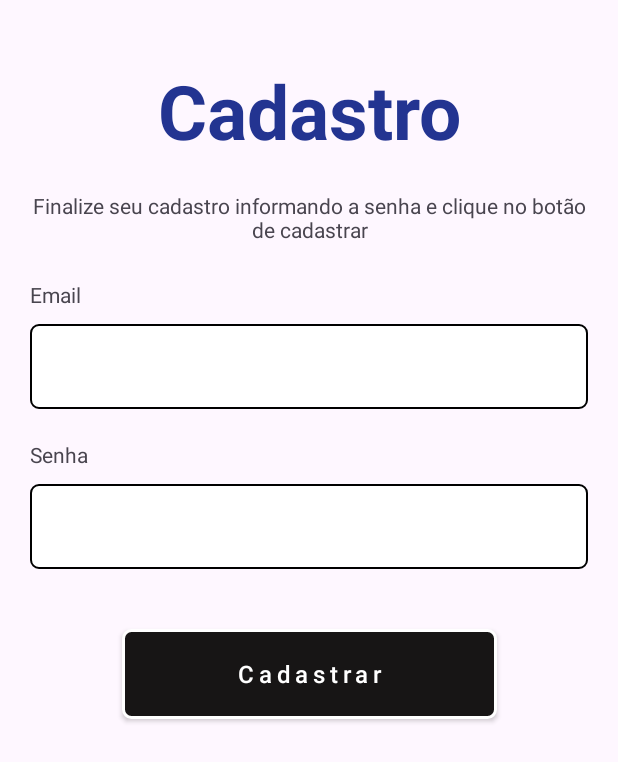
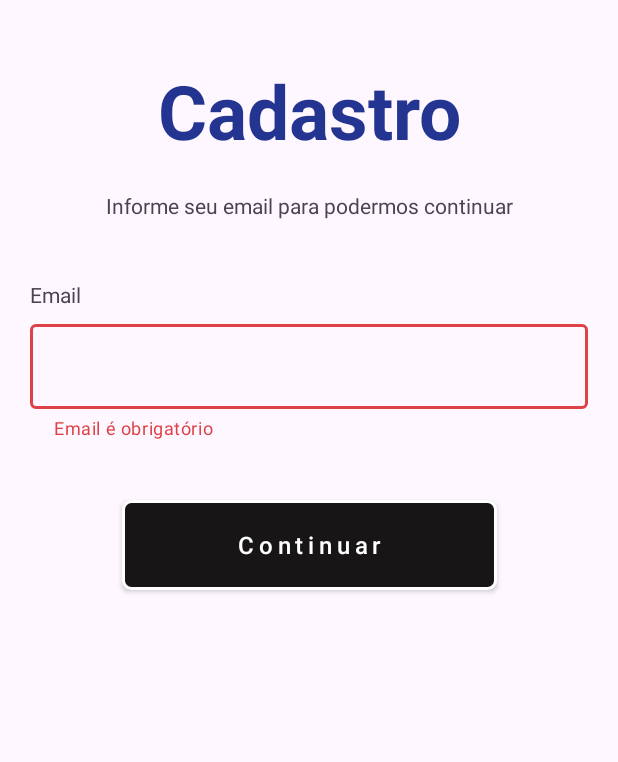
Before and after one commit to guihroch/MovieApp, an Android app: the CadastroPage screen opened directly, with no data from a screen before it, after a tap on "Continuar", on a phone screen of 412 x 824 dp. Shown: the top 762 px of the screen. Run offline under Robolectric (Android 15) with nearby library versions, the phone set to English and light mode, and no system bars.

Commit message:
2 commit

```diff
--- a/app/src/main/AndroidManifest.xml
+++ b/app/src/main/AndroidManifest.xml
@@ -1,6 +1,9 @@
 <?xml version="1.0" encoding="utf-8"?>
 <manifest xmlns:android="http://schemas.android.com/apk/res/android"
     xmlns:tools="http://schemas.android.com/tools">
+
+    <uses-permission android:name="android.permission.INTERNET" />
+
 
     <application
         android:allowBackup="true"
@@ -12,6 +15,9 @@
         android:supportsRtl="true"
         android:theme="@style/Theme.MovieApp"
         tools:targetApi="31">
+        <activity
+            android:name=".activities.HomePage"
+            android:exported="false" />
         <activity
             android:name=".activities.CadastroPage"
             android:exported="false" />
--- a/app/src/main/java/com/example/movieapp/activities/CadastroPage.kt
+++ b/app/src/main/java/com/example/movieapp/activities/CadastroPage.kt
@@ -9,12 +9,13 @@ import android.os.Looper
 import android.view.LayoutInflater
 import android.view.View
 import android.widget.Toast
+import androidx.core.view.isEmpty
 import com.example.movieapp.MainActivity
 import com.example.movieapp.R
 import com.example.movieapp.databinding.ActivityCadastroPageBinding
 
 class CadastroPage : AppCompatActivity() {
-    private lateinit var binding:ActivityCadastroPageBinding
+    private lateinit var binding: ActivityCadastroPageBinding
     override fun onCreate(savedInstanceState: Bundle?) {
         binding = ActivityCadastroPageBinding.inflate(layoutInflater)
         super.onCreate(savedInstanceState)
@@ -22,51 +23,43 @@ class CadastroPage : AppCompatActivity() {
         window.statusBarColor = Color.parseColor("#FF000000")
 
         binding.buttonContinuar.setOnClickListener {
-           logicaProgressBarCadastro()
+            validarEmailCadastro()
         }
 
         binding.buttonCadastrar.setOnClickListener {
             //Finalizar com toast customizada
             //Retornar automaticamente para a loginPage
-            binding.containerProgressbar.visibility = View.VISIBLE
-            binding.buttonCadastrar.visibility = View.GONE
-            Handler(Looper.getMainLooper()).postDelayed({
-                binding.containerProgressbar.visibility = View.GONE
-                binding.buttonCadastrar.visibility = View.VISIBLE
-                customToastError()
-            },2000)
+         autenticarCadastro()
         }
 
 
     }
 
-    private fun logicaProgressBarCadastro(){
-        //Corrigir o Nome da função
-        binding.textFinalizeSeuCadastro.visibility = View.VISIBLE
-        binding.textInformeEmail.visibility = View.INVISIBLE
+    private fun logicaProgressBarCadastro() {
+        binding.textInformeEmail.text = "Finalize seu cadastro informando a senha e clique no botão de cadastrar"
         binding.textSenha.visibility = View.VISIBLE
         binding.editTextSenha.visibility = View.VISIBLE
         binding.buttonContinuar.visibility = View.GONE
         binding.buttonCadastrar.visibility = View.VISIBLE
+    }
 
-
-    }
-    private fun toLoginPage(){
+    private fun toLoginPage() {
         val intent = Intent(this, MainActivity::class.java)
         startActivity(intent)
         finish()
     }
 
-    fun toastSucesso(){
+    private fun toastSucesso() {
         //Fazer toast erro
-        val view = LayoutInflater.from(this).inflate(R.layout.toast_customizada_sucesso, null, false)
+        val view =
+            LayoutInflater.from(this).inflate(R.layout.toast_customizada_sucesso, null, false)
         val toastSucesso = Toast(this)
         toastSucesso.view = view
         toastSucesso.duration = Toast.LENGTH_SHORT
         toastSucesso.show()
     }
 
-    fun customToastError(){
+    fun customToastError() {
         val view = LayoutInflater.from(this).inflate(R.layout.toast_customizada_error, null, false)
         val toastErro = Toast(this)
         toastErro.view = view
@@ -74,4 +67,36 @@ class CadastroPage : AppCompatActivity() {
         toastErro.show()
     }
 
+    private fun validarEmailCadastro() {
+        val email = binding.editEmail.text.toString()
+        if (email.isEmpty()) {
+            binding.editTextEmail.helperText = "Email é obrigatório"
+            binding.editTextEmail.boxStrokeColor = Color.parseColor("#DD4247")
+            Handler(Looper.getMainLooper()).postDelayed({
+                binding.editTextEmail.helperText = ""
+                binding.editTextEmail.boxStrokeColor = Color.parseColor("#171515")
+            },2000)
+        } else {
+            logicaProgressBarCadastro()
+        }
+    }
+
+    private fun autenticarCadastro(){
+        val senha = binding.editSenha.text.toString()
+        if (senha.isEmpty()){
+            binding.editTextSenha.helperText = "Senha é obrigatório"
+            binding.editTextSenha.boxStrokeColor = Color.parseColor("#DD4247")
+
+
+        } else {
+            binding.containerProgressbar.visibility = View.VISIBLE
+            binding.buttonCadastrar.visibility = View.GONE
+            Handler(Looper.getMainLooper()).postDelayed({
+                binding.containerProgressbar.visibility = View.GONE
+                binding.buttonCadastrar.visibility = View.VISIBLE
+                toastSucesso()
+            }, 2000)
+        }
+    }
+
 }
--- a/app/src/main/res/drawable/background_toast_sucesso.xml
+++ b/app/src/main/res/drawable/background_toast_sucesso.xml
@@ -4,7 +4,7 @@
     <solid android:color="@color/white" />
     <corners android:radius="30dp" />
     <stroke
-        android:width="2dp"
+        android:width="1dp"
         android:color="#28AE25" />
 
 </shape>
--- a/app/src/main/res/layout/activity_cadastro_page.xml
+++ b/app/src/main/res/layout/activity_cadastro_page.xml
@@ -24,10 +24,12 @@
 
     <TextView
         android:id="@+id/text_informe_email"
-        android:layout_width="wrap_content"
+        android:layout_width="match_parent"
         android:layout_height="wrap_content"
         android:layout_gravity="center"
+        android:gravity="center"
         android:layout_marginTop="20dp"
+        android:layout_marginHorizontal="20dp"
         android:text="Informe seu email para podermos continuar"
         android:visibility="visible"
         android:textSize="14sp"
@@ -35,19 +37,6 @@
         app:layout_constraintStart_toStartOf="parent"
         app:layout_constraintTop_toBottomOf="@id/text_cadastrar" />
 
-    <TextView
-        android:id="@+id/text_finalize_seu_cadastro"
-        android:layout_marginTop="20dp"
-        android:visibility="invisible"
-        android:layout_marginHorizontal="20dp"
-        android:text="Finalize seu cadastro informando a senha e clique no botão de cadastrar"
-        android:gravity="center"
-        android:textSize="14sp"
-        app:layout_constraintEnd_toEndOf="parent"
-        app:layout_constraintStart_toStartOf="parent"
-        app:layout_constraintTop_toBottomOf="@id/text_cadastrar"
-        android:layout_width="match_parent"
-        android:layout_height="wrap_content"/>
 
 
     <TextView
@@ -66,14 +55,19 @@
         style="@style/Background_text_input_layout"
         android:layout_marginTop="10dp"
         app:helperTextEnabled="true"
+        app:helperTextTextColor="#DD4247"
+        app:boxStrokeErrorColor="#DD4247"
+        app:boxStrokeWidth="1dp"
         app:errorEnabled="true"
         app:layout_constraintEnd_toEndOf="parent"
         app:layout_constraintStart_toStartOf="parent"
         app:layout_constraintTop_toBottomOf="@id/text_email">
 
         <com.google.android.material.textfield.TextInputEditText
+            android:maxLines="1"
+            android:id="@+id/edit_email"
             style="@style/Background_text_input_edit_text"
-            android:background="@drawable/background_edit_text" />
+            />
     </com.google.android.material.textfield.TextInputLayout>
 
     <TextView
@@ -92,13 +86,20 @@
         style="@style/Background_text_input_layout"
         android:layout_marginTop="10dp"
         android:visibility="gone"
+        app:helperTextEnabled="true"
+        app:helperTextTextColor="#DD4247"
+        app:boxStrokeErrorColor="#DD4247"
+        app:boxStrokeWidth="1dp"
+        app:errorEnabled="true"
         app:layout_constraintEnd_toEndOf="parent"
         app:layout_constraintStart_toStartOf="parent"
         app:layout_constraintTop_toBottomOf="@id/text_senha">
 
         <com.google.android.material.textfield.TextInputEditText
+            android:maxLines="1"
+android:id="@+id/edit_senha"
             style="@style/Background_text_input_edit_text"
-            android:background="@drawable/background_edit_text" />
+             />
     </com.google.android.material.textfield.TextInputLayout>
 
     <androidx.appcompat.widget.AppCompatButton
--- a/app/src/main/res/layout/toast_customizada_error.xml
+++ b/app/src/main/res/layout/toast_customizada_error.xml
@@ -3,7 +3,7 @@
     android:orientation="horizontal"
     android:layout_width="match_parent"
     android:background="@drawable/background_toast_erro"
-    android:layout_height="40dp">
+    android:layout_height="60dp">
 
     <ImageView
         android:layout_marginStart="15dp"
--- a/app/src/main/res/values/themes.xml
+++ b/app/src/main/res/values/themes.xml
@@ -3,6 +3,8 @@
     <style name="Base.Theme.MovieApp" parent="Theme.Material3.DayNight.NoActionBar">
         <!-- Customize your light theme here. -->
         <!-- <item name="colorPrimary">@color/my_light_primary</item> -->
+        <item name="colorPrimary">#171515</item>
+        <item name="colorSecondary">#DD4247</item>
     </style>
 
     <style name="Theme.MovieApp" parent="Base.Theme.MovieApp" />
```
Also changed, not shown: app/build.gradle.kts (+7 -0 lines), app/src/main/java/com/example/movieapp/MainActivity.kt (+7 -2 lines), app/src/main/java/com/example/movieapp/activities/HomePage.kt (added, +70 -0 lines), app/src/main/java/com/example/movieapp/adapter/AdapterCategoria.kt (added, +41 -0 lines), app/src/main/java/com/example/movieapp/adapter/AdapterFilme.kt (added, +32 -0 lines), app/src/main/java/com/example/movieapp/api/RetrofitService.kt (added, +10 -0 lines), app/src/main/java/com/example/movieapp/model/Categoria.kt (added, +17 -0 lines), app/src/main/res/layout/activity_home_page.xml (added, +39 -0 lines), app/src/main/res/layout/item_categoria.xml (added, +22 -0 lines), app/src/main/res/layout/item_filme.xml (added, +13 -0 lines), app/src/main/res/layout/toast_customizada_sucesso.xml (+5 -7 lines).
